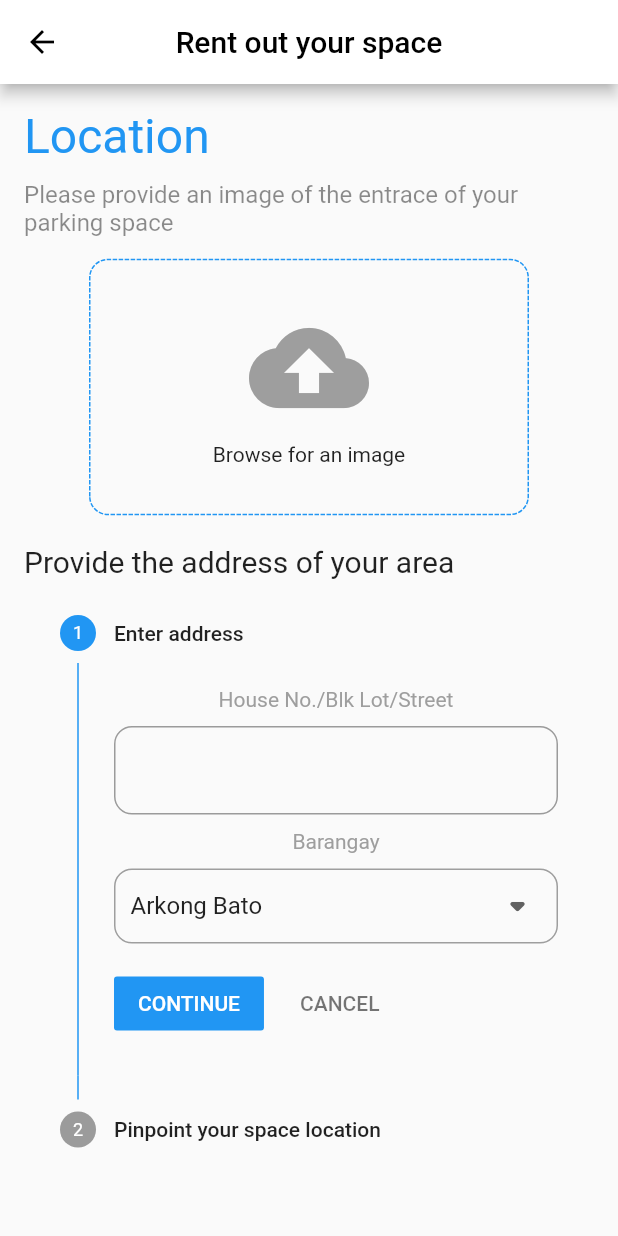
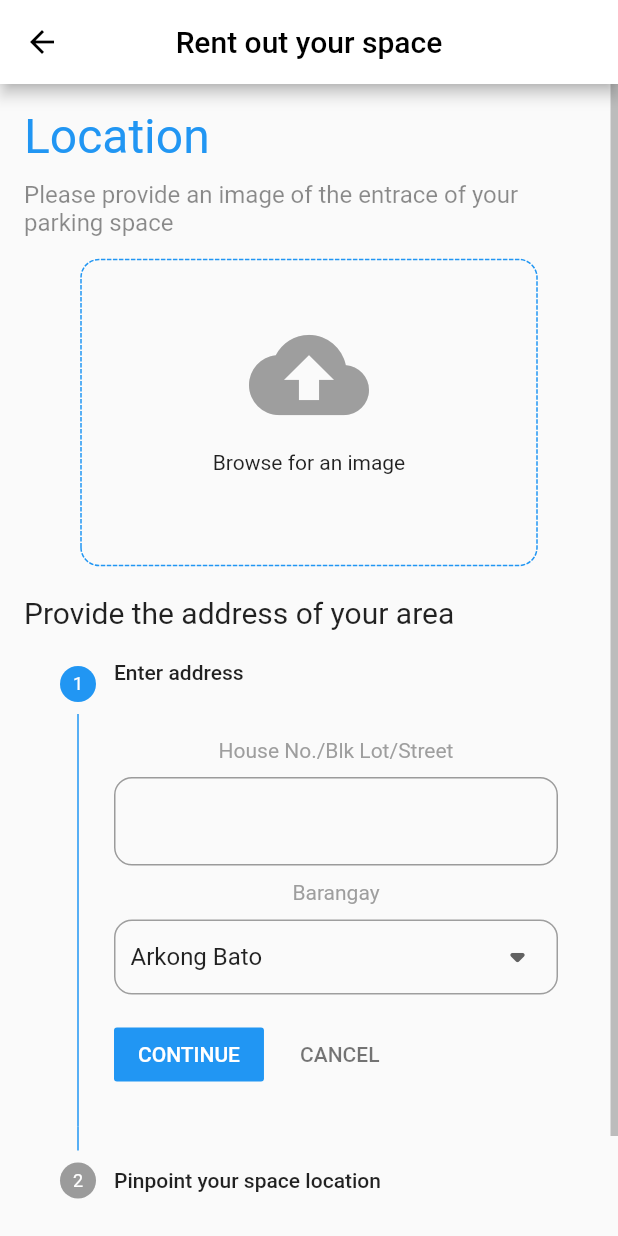
Before and after one commit to hey-riki-here/Lets-Park, a Flutter app: the RegisterArea screen opened directly, after a tap on "Browse for an image", on a phone screen of 412 x 824 dp. Run offline on Flutter 3.47's test engine with Material 2 defaults, Android fonts, the light colour scheme and no system bars; drawn by our look-alikes of dotted_border; our stand-ins replace firebase_auth, firebase_core, font_awesome_flutter, geocoding, geolocator, google_maps_flutter and 4 more; missing offline and left inert: flutter_facebook_auth; accounts and stored records are empty.

Commit message:
Changes on location section

```diff
--- a/lib/screens/drawer_screens/register_area.dart
+++ b/lib/screens/drawer_screens/register_area.dart
@@ -1,11 +1,11 @@
-import 'dart:ui';
-
+import 'dart:io';
 import 'package:dotted_border/dotted_border.dart';
 import 'package:flutter/foundation.dart';
 import 'package:flutter/gestures.dart';
 import 'package:flutter/material.dart';
 import 'package:geocoding/geocoding.dart';
 import 'package:google_maps_flutter/google_maps_flutter.dart';
+import 'package:image_picker/image_picker.dart';
 import 'package:lets_park/shared/shared_widgets.dart';
 
 class RegisterArea extends StatefulWidget {
@@ -17,6 +17,9 @@ class RegisterArea extends StatefulWidget {
 }
 
 class _RegisterAreaState extends State<RegisterArea> {
+  final SharedWidget _sharedWidget = SharedWidget();
+  final ScrollController _scrollController = ScrollController();
+  bool needScroll = false;
   @override
   Widget build(BuildContext context) {
     return Scaffold(
@@ -31,31 +34,49 @@ class _RegisterAreaState extends State<RegisterArea> {
           ),
         ),
       ),
-      body: SingleChildScrollView(
+      body: Scrollbar(
+        controller: _scrollController,
+        thickness: 5,
+        isAlwaysShown: true,
+        child: SingleChildScrollView(
+          controller: _scrollController,
           child: Padding(
             padding: const EdgeInsets.all(16.0),
             child: Column(
               crossAxisAlignment: CrossAxisAlignment.start,
-            children: const [
-              Text(
+              children: [
+                const Text(
                   "Location",
                   style: TextStyle(
                     fontSize: 32,
                     color: Colors.blue,
                   ),
                 ),
-              SizedBox(height: 10),
-              PhotoPicker(),
-              SizedBox(height: 20),
-              Text(
+                const SizedBox(height: 10),
+                const PhotoPicker(),
+                const SizedBox(height: 20),
+                const Text(
                   "Provide the address of your area",
                   style: TextStyle(
                     fontSize: 20,
                     fontWeight: FontWeight.w400,
                   ),
                 ),
-              AreaAdress(),
+                const AreaAdress(),
+                const SizedBox(height: 10),
+                Row(
+                  mainAxisAlignment: MainAxisAlignment.end,
+                  children: [
+                    _sharedWidget.button(
+
+                      label: "Continue",
+                      onPressed: () {},
+
+                    ),
                   ],
+                ),
+              ],
+            ),
           ),
         ),
       ),
@@ -63,8 +84,15 @@ class _RegisterAreaState extends State<RegisterArea> {
   }
 }
 
-class PhotoPicker extends StatelessWidget {
+class PhotoPicker extends StatefulWidget {
   const PhotoPicker({Key? key}) : super(key: key);
+
+  @override
+  State<PhotoPicker> createState() => _PhotoPickerState();
+}
+
+class _PhotoPickerState extends State<PhotoPicker> {
+  File? image;
 
   @override
   Widget build(BuildContext context) {
@@ -80,16 +108,70 @@ class PhotoPicker extends StatelessWidget {
         ),
         const SizedBox(height: 15),
         Center(
-          child: InkWell(
-            onTap: () {},
-            borderRadius: const BorderRadius.all(Radius.circular(12)),
           child: DottedBorder(
             color: Colors.blue,
-              child: Padding(
-                padding: const EdgeInsets.symmetric(
-                  horizontal: 80,
-                  vertical: 30,
+            child: image != null ? displayImage() : placeHolder(),
+            borderType: BorderType.RRect,
+            radius: const Radius.circular(12),
           ),
+        )
+      ],
+    );
+  }
+
+  Future chooseImage() async {
+    try {
+      final image = await ImagePicker().pickImage(
+        source: ImageSource.gallery,
+      );
+      if (image == null) return;
+      final imageTemp = File(image.path);
+      setState(() => this.image = imageTemp);
+      print("Loaded");
+    } on Exception catch (e) {
+      // TODO
+    }
+  }
+
+  Widget displayImage() => Stack(
+        children: [
+          Padding(
+            padding: const EdgeInsets.all(28.0),
+            child: SizedBox(
+              child: Image.file(
+                image!,
+              ),
+            ),
+          ),
+          Padding(
+            padding: const EdgeInsets.all(4.0),
+            child: Row(
+              mainAxisAlignment: MainAxisAlignment.end,
+              children: [
+                GestureDetector(
+                  child: const Icon(Icons.close),
+                  onTap: () {
+                    setState(() {
+                      image = null;
+                    });
+                  },
+                ),
+              ],
+            ),
+          ),
+        ],
+      );
+
+  Widget placeHolder() => InkWell(
+
+        onTap: () {
+          chooseImage();
+        },
+        borderRadius: const BorderRadius.all(Radius.circular(12)),
+        child: Container(
+          width: 300,
+          height: 200,
+          padding: const EdgeInsets.all(35),
           child: Column(
             children: const [
               Icon(
@@ -102,14 +184,7 @@ class PhotoPicker extends StatelessWidget {
             ],
           ),
         ),
-              borderType: BorderType.RRect,
-              radius: const Radius.circular(12),
-            ),
-          ),
-        )
-      ],
       );
-  }
 }
 
 class AreaAdress extends StatefulWidget {
@@ -164,22 +239,26 @@ class _AreaAdressState extends State<AreaAdress> {
     'Wawang Pulo',
   ];
   String selectedBarangay = 'Arkong Bato';
-
+  String stepOneSubtitle = "";
   @override
   Widget build(BuildContext context) {
     return Stepper(
       steps: _steps(),
       currentStep: _currentStep,
       onStepTapped: (step) {
+        if (_formKey.currentState!.validate()) {
           setState(() {
             _currentStep = step;
           });
+        }
       },
       onStepContinue: () {
         if (_currentStep == 0) {
           if (_formKey.currentState!.validate()) {
             setState(() {
               if (_currentStep < _steps().length - 1) {
+                stepOneSubtitle =
+                    street.text + ", " + selectedBarangay + ", Valenzuela";
                 moveCamera(street.text.trim(), selectedBarangay);
                 _currentStep += 1;
               } else {
@@ -228,6 +307,7 @@ class _AreaAdressState extends State<AreaAdress> {
   List<Step> _steps() {
     List<Step> steps = [
       Step(
+        subtitle: Text(stepOneSubtitle),
         title: const Text("Enter address"),
         content: Column(
           crossAxisAlignment: CrossAxisAlignment.start,
@@ -270,7 +350,6 @@ class _AreaAdressState extends State<AreaAdress> {
                     ),
                     child: DropdownButtonHideUnderline(
                       child: DropdownButton<String>(
-                        hint: const Text("Select Barangay"),
                         value: selectedBarangay,
                         icon: const Icon(
                           Icons.arrow_drop_down_rounded,
@@ -301,7 +380,9 @@ class _AreaAdressState extends State<AreaAdress> {
           height: 400,
           child: Stack(
             children: [
-              GoogleMap(
+              Material(
+                elevation: 3,
+                child: GoogleMap(
                   initialCameraPosition: const CameraPosition(
                     zoom: 15,
                     tilt: 0,
@@ -318,6 +399,7 @@ class _AreaAdressState extends State<AreaAdress> {
                   onMapCreated: (GoogleMapController controller) {
                     googleMapController = controller;
                   },
+                ),
               ),
               Padding(
                 padding: const EdgeInsets.all(8.0),
--- a/lib/screens/logged_in_screens/home.dart
+++ b/lib/screens/logged_in_screens/home.dart
@@ -58,8 +58,6 @@ class _HomeState extends State<Home> {
         return;
       }
     }
-
-    setState(() {});
   }
 }
 
--- a/pubspec.yaml
+++ b/pubspec.yaml
@@ -51,6 +51,7 @@ dependencies:
   permission_handler: ^9.1.0
   cached_network_image: ^3.2.0
   dotted_border: ^2.0.0+2
+  image_picker: ^0.8.4+10
 dev_dependencies:
   flutter_test:
     sdk: flutter
```
Also changed, not shown: pubspec.lock. Lines whose indentation alone changed are shown as unchanged.
